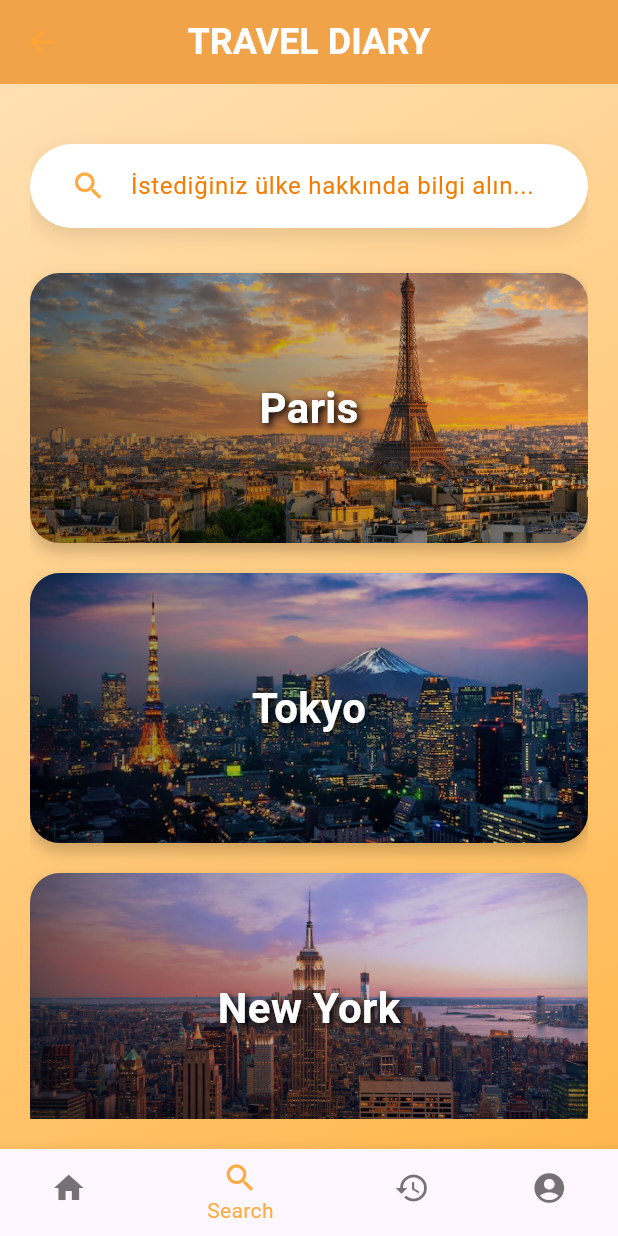
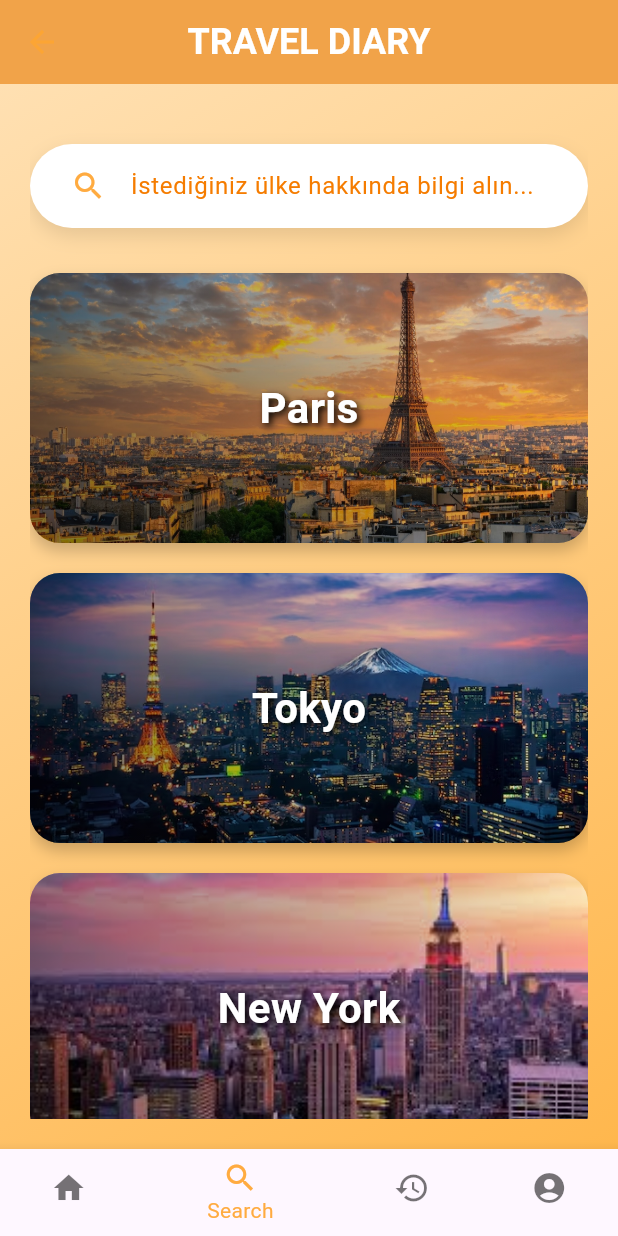
Before and after one commit to abdulllahseker/travel_diary1, a Flutter app: the SearchScreen screen opened by its route, on a phone screen of 412 x 824 dp. Run offline on Flutter 3.47's test engine with Material 3 defaults, Android fonts, the phone set to English and light mode, and no system bars; our stand-ins replace go_router, lottie; missing offline and left inert: dotlottie_loader.

```diff
--- a/lib/screens/search_screen.dart
+++ b/lib/screens/search_screen.dart
@@ -101,7 +101,7 @@ class _SearchScreenState extends State<SearchScreen> {
                   const SizedBox(height: 20),
                   _buildCityCard('Tokyo', 'assets/images/tokyo.jpg'),
                   const SizedBox(height: 20),
-                  _buildCityCard('New York', 'assets/images/newyork.webp'),
+                  _buildCityCard('New York', 'assets/images/newyork.jpeg'),
                   const SizedBox(height: 20),
                   _buildCityCard('London', 'assets/images/london.jpg'),
                 ],
```
